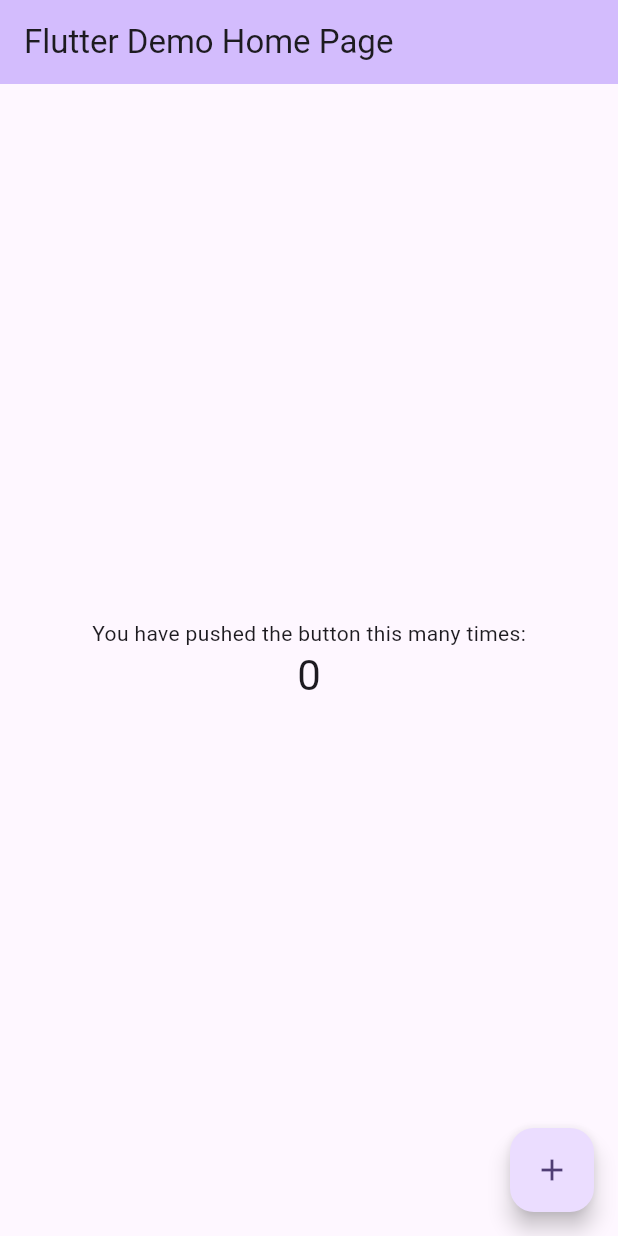
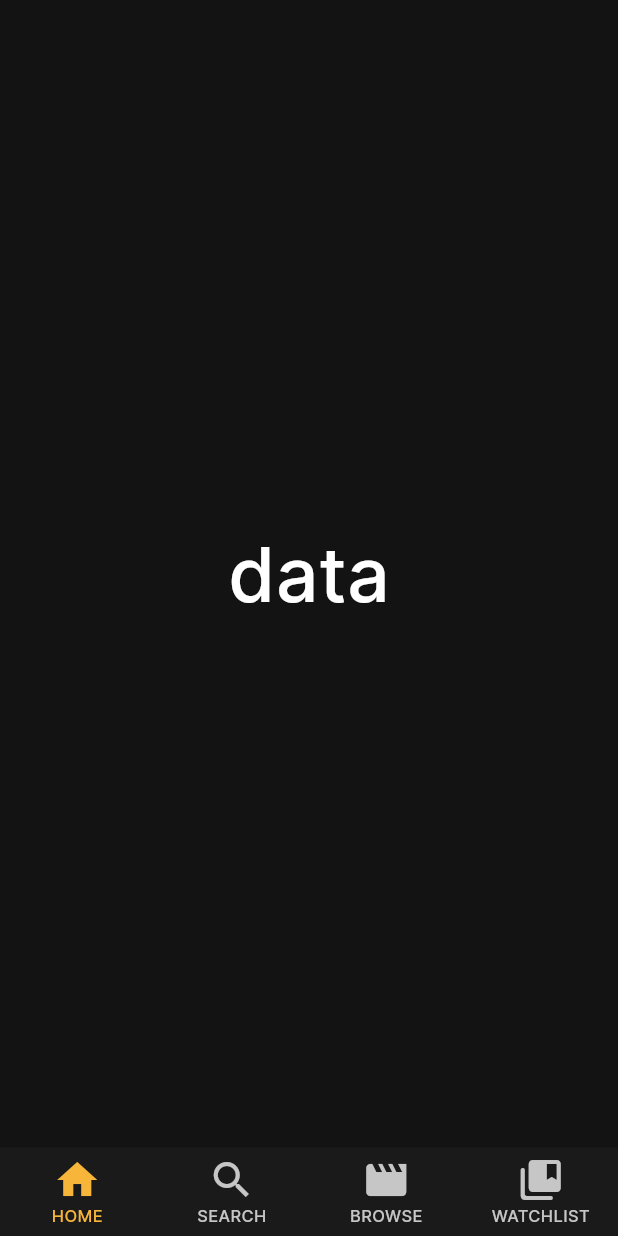
Before and after one commit to Amr-Bakeer/movies_app, a Flutter app: the screen it shows after launch, on a phone screen of 412 x 824 dp. Run offline on Flutter 3.47's test engine with Material 3 defaults, Android fonts, the phone set to English and light mode, and no system bars.

Commit message:
- Create the main structure of application

```diff
--- /dev/null
+++ b/lib/core/config/application_theme_manager.dart
@@ -0,0 +1,58 @@
+import 'package:flutter/material.dart';
+
+class ApplicationThemeManager {
+
+  static const primaryColor = Color(0xFFF7B539);
+
+  static ThemeData applicationThemeData = ThemeData(
+    primaryColor: primaryColor,
+    scaffoldBackgroundColor: const Color(0xff121312),
+    bottomNavigationBarTheme: const BottomNavigationBarThemeData(
+      type: BottomNavigationBarType.fixed,
+      backgroundColor: Color(0xff1A1A1A),
+      selectedItemColor: primaryColor,
+      selectedIconTheme: IconThemeData(
+        color: primaryColor,
+        size: 32,
+      ),
+      selectedLabelStyle: TextStyle(
+        fontSize: 11
+      ),
+      unselectedItemColor: Color(0xffC6C6C6),
+      unselectedIconTheme: IconThemeData(
+        color: Color(0xffC6C6C6),
+        size: 32,
+      ),
+      unselectedLabelStyle: TextStyle(
+          fontSize: 11
+      ),
+
+    ),
+    textTheme: const TextTheme(
+      titleLarge: TextStyle(
+        fontFamily: "Inter",
+        fontWeight: FontWeight.w600,
+        fontSize: 24,
+        color: Colors.white,
+      ),
+      bodyLarge: TextStyle(
+        fontFamily: "Inter",
+        fontWeight: FontWeight.w600,
+        fontSize: 22,
+        color: Colors.white,
+      ),
+      bodyMedium: TextStyle(
+        fontFamily: "Inter",
+        fontWeight: FontWeight.w500,
+        fontSize: 18,
+        color: Colors.white,
+      ),
+      bodySmall: TextStyle(
+        fontFamily: "Inter",
+        fontWeight: FontWeight.w400,
+        fontSize: 16,
+        color: Colors.white,
+      ),
+    ),
+  );
+}
--- /dev/null
+++ b/lib/core/config/pages_route_name.dart
@@ -0,0 +1,10 @@
+class PagesRouteName {
+
+  static const String initial = "/";
+  static const String layoutView = "layoutView";
+  static const String homeView = "homeView";
+  static const String searchView = "searchView";
+  static const String browseView = "browseView";
+  static const String watchlistView = "watchlistView";
+
+}
--- /dev/null
+++ b/lib/core/config/routes.dart
@@ -0,0 +1,57 @@
+import 'package:flutter/material.dart';
+import 'package:movies_app/core/config/pages_route_name.dart';
+import 'package:movies_app/pages/browse/pages/browse_view.dart';
+import 'package:movies_app/pages/home/pages/home_view.dart';
+import 'package:movies_app/pages/layout_view.dart';
+import 'package:movies_app/pages/search/pages/search_view.dart';
+import 'package:movies_app/pages/splash/pages/splash_view.dart';
+import 'package:movies_app/pages/watchlist/pages/watchlist_view.dart';
+
+class Routes {
+  static Route<dynamic> onGenerateRoutes(RouteSettings settings) {
+
+    switch (settings.name) {
+      case PagesRouteName.initial:
+        return MaterialPageRoute(
+          builder: (context) => const SplashView(),
+          settings: settings,
+        );
+
+      case PagesRouteName.layoutView:
+        return MaterialPageRoute(
+          builder: (context) => const LayoutView(),
+          settings: settings,
+        );
+
+      case PagesRouteName.homeView:
+        return MaterialPageRoute(
+          builder: (context) => const HomeView(),
+          settings: settings,
+        );
+
+      case PagesRouteName.searchView:
+        return MaterialPageRoute(
+          builder: (context) => const SearchView(),
+          settings: settings,
+        );
+
+      case PagesRouteName.browseView:
+        return MaterialPageRoute(
+          builder: (context) => const BrowseView(),
+          settings: settings,
+        );
+
+      case PagesRouteName.watchlistView:
+        return MaterialPageRoute(
+          builder: (context) => const WatchlistView(),
+          settings: settings,
+        );
+
+      default:
+        return MaterialPageRoute(
+          builder: (context) => const SplashView(),
+          settings: settings,
+        );
+    }
+  }
+}
--- a/lib/main.dart
+++ b/lib/main.dart
@@ -1,125 +1,34 @@
 import 'package:flutter/material.dart';
+import 'package:movies_app/core/config/application_theme_manager.dart';
+import 'package:movies_app/core/config/pages_route_name.dart';
+import 'package:movies_app/core/config/routes.dart';
+import 'package:movies_app/pages/settings_provider.dart';
+import 'package:provider/provider.dart';
+
+GlobalKey<NavigatorState> navigatorKey = GlobalKey<NavigatorState>();
 
 void main() {
-  runApp(const MyApp());
+  runApp(
+    ChangeNotifierProvider(
+      create: (context) => SettingsProvider(),
+      child: const MyApp(),
+    ),
+  );
 }
 
 class MyApp extends StatelessWidget {
   const MyApp({super.key});
 
-  // This widget is the root of your application.
   @override
   Widget build(BuildContext context) {
     return MaterialApp(
-      title: 'Flutter Demo',
-      theme: ThemeData(
-        // This is the theme of your application.
-        //
-        // TRY THIS: Try running your application with "flutter run". You'll see
-        // the application has a purple toolbar. Then, without quitting the app,
-        // try changing the seedColor in the colorScheme below to Colors.green
-        // and then invoke "hot reload" (save your changes or press the "hot
-        // reload" button in a Flutter-supported IDE, or press "r" if you used
-        // the command line to start the app).
-        //
-        // Notice that the counter didn't reset back to zero; the application
-        // state is not lost during the reload. To reset the state, use hot
-        // restart instead.
-        //
-        // This works for code too, not just values: Most code changes can be
-        // tested with just a hot reload.
-        colorScheme: ColorScheme.fromSeed(seedColor: Colors.deepPurple),
-        useMaterial3: true,
-      ),
-      home: const MyHomePage(title: 'Flutter Demo Home Page'),
+      title: 'Movies App',
+      debugShowCheckedModeBanner: false,
+      theme: ApplicationThemeManager.applicationThemeData,
+      themeMode: ThemeMode.dark,
+      navigatorKey: navigatorKey,
+      initialRoute: PagesRouteName.initial,
+      onGenerateRoute: Routes.onGenerateRoutes,
     );
   }
 }
-
-class MyHomePage extends StatefulWidget {
-  const MyHomePage({super.key, required this.title});
-
-  // This widget is the home page of your application. It is stateful, meaning
-  // that it has a State object (defined below) that contains fields that affect
-  // how it looks.
-
-  // This class is the configuration for the state. It holds the values (in this
-  // case the title) provided by the parent (in this case the App widget) and
-  // used by the build method of the State. Fields in a Widget subclass are
-  // always marked "final".
-
-  final String title;
-
-  @override
-  State<MyHomePage> createState() => _MyHomePageState();
-}
-
-class _MyHomePageState extends State<MyHomePage> {
-  int _counter = 0;
-
-  void _incrementCounter() {
-    setState(() {
-      // This call to setState tells the Flutter framework that something has
-      // changed in this State, which causes it to rerun the build method below
-      // so that the display can reflect the updated values. If we changed
-      // _counter without calling setState(), then the build method would not be
-      // called again, and so nothing would appear to happen.
-      _counter++;
-    });
-  }
-
-  @override
-  Widget build(BuildContext context) {
-    // This method is rerun every time setState is called, for instance as done
-    // by the _incrementCounter method above.
-    //
-    // The Flutter framework has been optimized to make rerunning build methods
-    // fast, so that you can just rebuild anything that needs updating rather
-    // than having to individually change instances of widgets.
-    return Scaffold(
-      appBar: AppBar(
-        // TRY THIS: Try changing the color here to a specific color (to
-        // Colors.amber, perhaps?) and trigger a hot reload to see the AppBar
-        // change color while the other colors stay the same.
-        backgroundColor: Theme.of(context).colorScheme.inversePrimary,
-        // Here we take the value from the MyHomePage object that was created by
-        // the App.build method, and use it to set our appbar title.
-        title: Text(widget.title),
-      ),
-      body: Center(
-        // Center is a layout widget. It takes a single child and positions it
-        // in the middle of the parent.
-        child: Column(
-          // Column is also a layout widget. It takes a list of children and
-          // arranges them vertically. By default, it sizes itself to fit its
-          // children horizontally, and tries to be as tall as its parent.
-          //
-          // Column has various properties to control how it sizes itself and
-          // how it positions its children. Here we use mainAxisAlignment to
-          // center the children vertically; the main axis here is the vertical
-          // axis because Columns are vertical (the cross axis would be
-          // horizontal).
-          //
-          // TRY THIS: Invoke "debug painting" (choose the "Toggle Debug Paint"
-          // action in the IDE, or press "p" in the console), to see the
-          // wireframe for each widget.
-          mainAxisAlignment: MainAxisAlignment.center,
-          children: <Widget>[
-            const Text(
-              'You have pushed the button this many times:',
-            ),
-            Text(
-              '$_counter',
-              style: Theme.of(context).textTheme.headlineMedium,
-            ),
-          ],
-        ),
-      ),
-      floatingActionButton: FloatingActionButton(
-        onPressed: _incrementCounter,
-        tooltip: 'Increment',
-        child: const Icon(Icons.add),
-      ), // This trailing comma makes auto-formatting nicer for build methods.
-    );
-  }
-}
--- /dev/null
+++ b/lib/pages/home/pages/home_view.dart
@@ -0,0 +1,20 @@
+import 'package:flutter/material.dart';
+
+class HomeView extends StatelessWidget {
+  const HomeView({super.key});
+
+  @override
+  Widget build(BuildContext context) {
+    return const Scaffold(
+      body: Center(
+        child: Text(
+          "data",
+          style: TextStyle(
+            color: Colors.white,
+            fontSize: 50,
+          ),
+        ),
+      ),
+    );
+  }
+}
--- /dev/null
+++ b/lib/pages/layout_view.dart
@@ -0,0 +1,39 @@
+import 'package:flutter/material.dart';
+import 'package:movies_app/pages/settings_provider.dart';
+import 'package:provider/provider.dart';
+
+class LayoutView extends StatelessWidget {
+
+  const LayoutView({super.key});
+
+  @override
+  Widget build(BuildContext context) {
+    var vm = Provider.of<SettingsProvider>(context);
+
+    return Scaffold(
+      body: vm.screens[vm.currentIndex],
+      bottomNavigationBar: BottomNavigationBar(
+        currentIndex: vm.currentIndex,
+        onTap: vm.changeIndex,
+        items: const [
+          BottomNavigationBarItem(
+            icon: Icon(Icons.home),
+            label: "HOME",
+          ),
+          BottomNavigationBarItem(
+            icon: Icon(Icons.search),
+            label: "SEARCH",
+          ),
+          BottomNavigationBarItem(
+            icon: Icon(Icons.movie_creation),
+            label: "BROWSE",
+          ),
+          BottomNavigationBarItem(
+            icon: Icon(Icons.collections_bookmark_rounded),
+            label: "WATCHLIST",
+          ),
+        ],
+      ),
+    );
+  }
+}
--- /dev/null
+++ b/lib/pages/settings_provider.dart
@@ -0,0 +1,22 @@
+import 'package:flutter/material.dart';
+import 'package:movies_app/pages/browse/pages/browse_view.dart';
+import 'package:movies_app/pages/home/pages/home_view.dart';
+import 'package:movies_app/pages/search/pages/search_view.dart';
+import 'package:movies_app/pages/watchlist/pages/watchlist_view.dart';
+
+class SettingsProvider extends ChangeNotifier {
+
+  int currentIndex = 0;
+  List<Widget> screens = [
+    const HomeView(),
+    const SearchView(),
+    const BrowseView(),
+    const WatchlistView(),
+  ];
+
+  changeIndex(int index){
+    currentIndex = index;
+    notifyListeners();
+  }
+
+}
```
Also changed, not shown: lib/core/config/constants.dart (added, +8 -0 lines), lib/pages/browse/pages/browse_view.dart (added, +20 -0 lines), lib/pages/search/pages/search_view.dart (added, +20 -0 lines), lib/pages/splash/pages/splash_view.dart (added, +42 -0 lines), lib/pages/watchlist/pages/watchlist_view.dart (added, +20 -0 lines), pubspec.yaml (+10 -61 lines), assets/fonts/Inter-Bold.ttf (added), assets/fonts/Inter-Medium.ttf (added), assets/fonts/Inter-Regular.ttf (added), assets/fonts/Inter-SemiBold.ttf (added), assets/images/movies_splash_icon.png (added), pubspec.lock.
